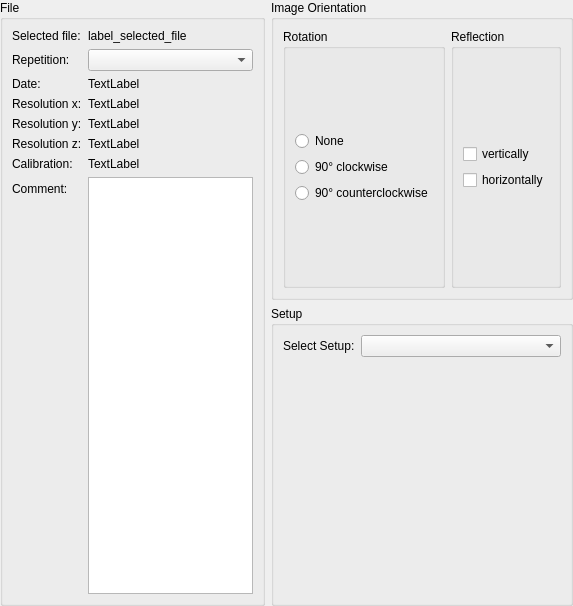
BrillouinMicroscopy/BMicro, file bmicro/gui/data/data_view.ui: the form before one commit.
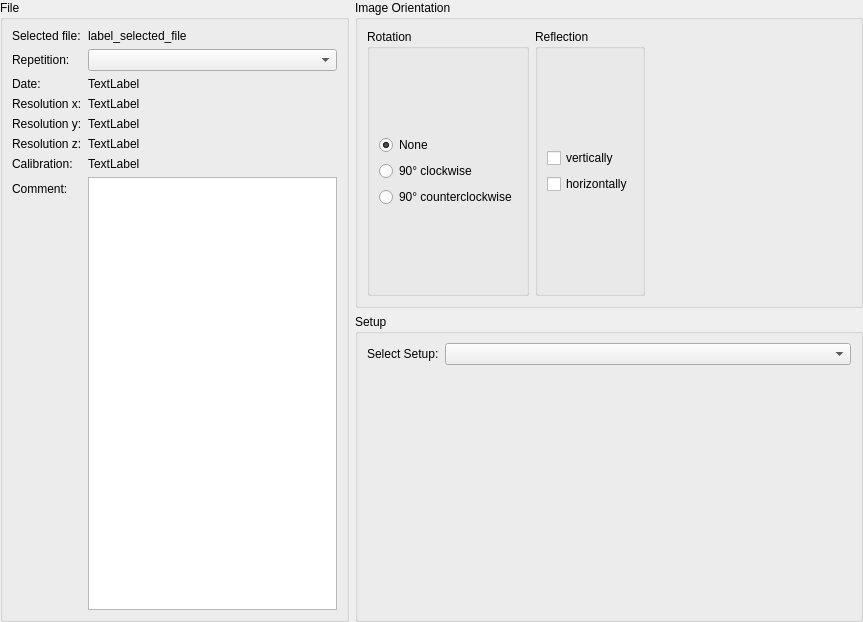
The form after the commit.

Commit message: Image orientation skeleton

What changed in the file:
```diff
--- a/bmicro/gui/data/data_view.ui
+++ b/bmicro/gui/data/data_view.ui
@@ -6,8 +6,8 @@
    <rect>
     <x>0</x>
     <y>0</y>
-    <width>573</width>
-    <height>606</height>
+    <width>863</width>
+    <height>622</height>
    </rect>
   </property>
   <property name="windowTitle">
@@ -181,6 +181,9 @@
                  <property name="text">
                   <string>None</string>
                  </property>
+                 <property name="checked">
+                  <bool>true</bool>
+                 </property>
                 </widget>
                </item>
                <item>
@@ -229,6 +232,16 @@
             </layout>
            </widget>
           </item>
+          <item>
+           <widget class="QWidget" name="image_preview_widget" native="true">
+            <property name="minimumSize">
+             <size>
+              <width>200</width>
+              <height>200</height>
+             </size>
+            </property>
+           </widget>
+          </item>
          </layout>
         </widget>
        </item>
```
Left out of the diff: 12 changed lines with no effect on the pictures. The commit also changes 5 other files.
